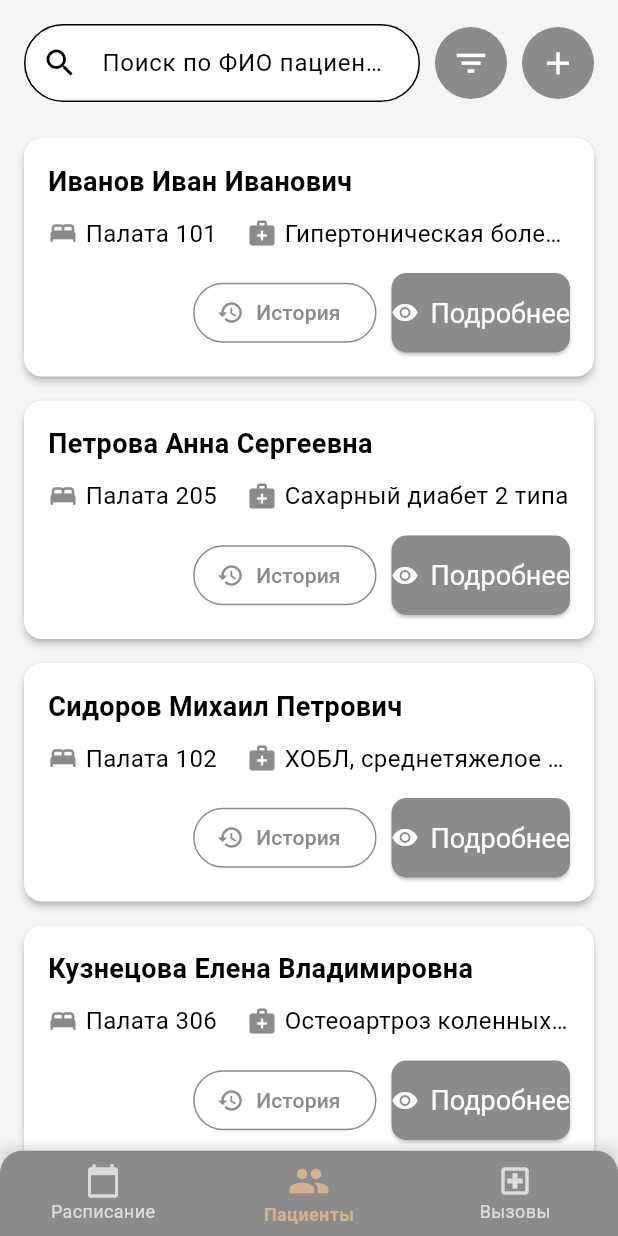
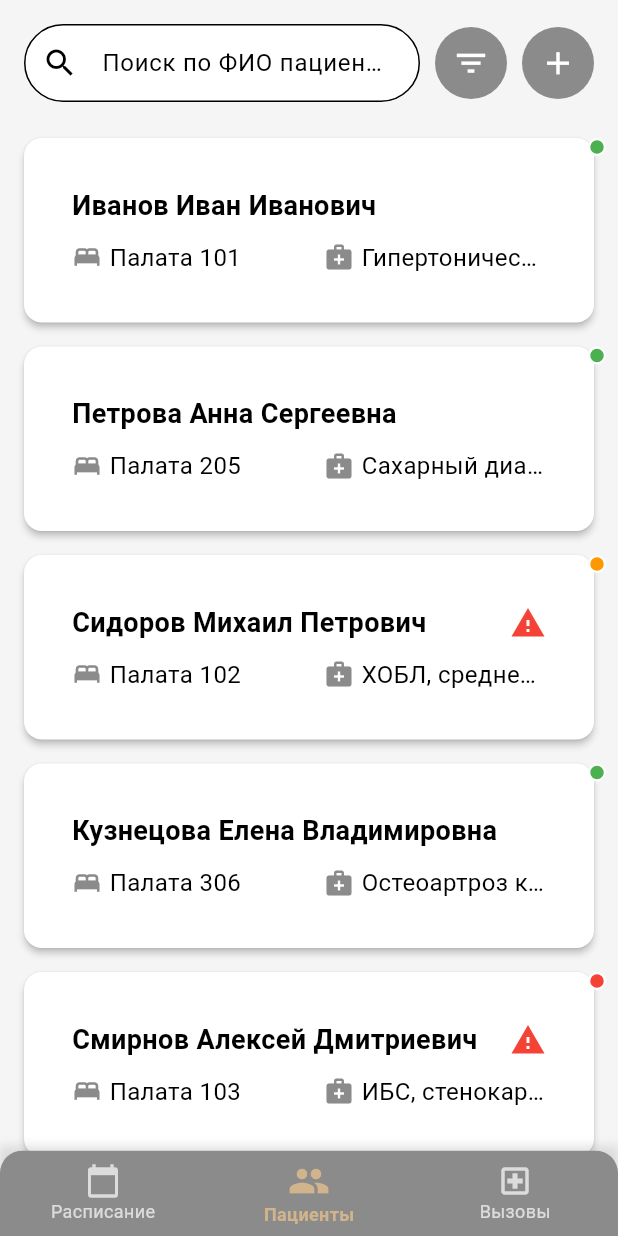
Before and after one commit to arrssenii/mobileapp-frontend2, a Flutter app: the MainScreen screen opened by its route, item 2 of the bottom bar chosen, on a phone screen of 412 x 824 dp. Run offline on Flutter 3.47's test engine with Material 3 defaults, Android fonts, the light colour scheme and no system bars; our stand-ins replace bloc, equatable, flutter_bloc.

Commit message:
patient list v3, patient card added

```diff
--- a/lib/presentation/pages/calls_screen.dart
+++ b/lib/presentation/pages/calls_screen.dart
@@ -325,8 +325,6 @@ void _openPatientDetails(BuildContext context, Map<String, dynamic> call) {
                 ),
               ],
             ),
-
-            // УДАЛЕНО: Кнопки действий
           ],
         ),
       ),
--- a/lib/presentation/pages/patient_list_screen.dart
+++ b/lib/presentation/pages/patient_list_screen.dart
@@ -2,8 +2,7 @@ import 'package:flutter/material.dart';
 import 'patient_detail_screen.dart';
 import 'patient_history_screen.dart';
 import 'add_patient_screen.dart';
-import '../widgets/custom_card.dart';
-import '../widgets/action_button.dart';
+import '../widgets/patient_card.dart';
 
 class PatientListScreen extends StatefulWidget {
   const PatientListScreen({super.key});
@@ -48,6 +47,10 @@ class _PatientListScreenState extends State<PatientListScreen> {
       'phone': '+7 (999) 123-45-67',
       'email': 'ivanov@example.com',
       'contraindications': 'Аллергия на пенициллин',
+      'status': 'stable',
+      'isCritical': false,
+      'lastVisit': '10.05.2023',
+      'bloodType': 'A(II) Rh+',
     },
     {
       'id': 2,
@@ -63,6 +66,10 @@ class _PatientListScreenState extends State<PatientListScreen> {
       'phone': '+7 (911) 234-56-78',
       'email': 'petrova@example.com',
       'contraindications': 'Нет',
+      'status': 'stable',
+      'isCritical': false,
+      'lastVisit': '15.05.2023',
+      'bloodType': 'B(III) Rh+',
     },
     {
       'id': 3,
@@ -78,6 +85,10 @@ class _PatientListScreenState extends State<PatientListScreen> {
       'phone': '+7 (912) 345-67-89',
       'email': 'sidorov@example.com',
       'contraindications': 'Бронхиальная астма',
+      'status': 'pending',
+      'isCritical': true,
+      'lastVisit': '20.05.2023',
+      'bloodType': 'O(I) Rh+',
     },
     {
       'id': 4,
@@ -93,6 +104,10 @@ class _PatientListScreenState extends State<PatientListScreen> {
       'phone': '+7 (913) 456-78-90',
       'email': 'kuznetsova@example.com',
       'contraindications': 'Непереносимость НПВС',
+      'status': 'stable',
+      'isCritical': false,
+      'lastVisit': '12.05.2023',
+      'bloodType': 'AB(IV) Rh-',
     },
     {
       'id': 5,
@@ -108,6 +123,10 @@ class _PatientListScreenState extends State<PatientListScreen> {
       'phone': '+7 (914) 567-89-01',
       'email': 'smirnov@example.com',
       'contraindications': 'Язвенная болезнь желудка',
+      'status': 'critical',
+      'isCritical': true,
+      'lastVisit': '18.05.2023',
+      'bloodType': 'A(II) Rh-',
     },
     {
       'id': 6,
@@ -123,6 +142,10 @@ class _PatientListScreenState extends State<PatientListScreen> {
       'phone': '+7 (915) 678-90-12',
       'email': 'fedorova@example.com',
       'contraindications': 'Хроническая почечная недостаточность',
+      'status': 'stable',
+      'isCritical': false,
+      'lastVisit': '22.05.2023',
+      'bloodType': 'B(III) Rh-',
     },
     {
       'id': 7,
@@ -138,6 +161,10 @@ class _PatientListScreenState extends State<PatientListScreen> {
       'phone': '+7 (916) 789-01-23',
       'email': 'popov@example.com',
       'contraindications': 'Аллергия на метронидазол',
+      'status': 'pending',
+      'isCritical': false,
+      'lastVisit': '25.05.2023',
+      'bloodType': 'O(I) Rh-',
     },
     {
       'id': 8,
@@ -153,6 +180,10 @@ class _PatientListScreenState extends State<PatientListScreen> {
       'phone': '+7 (917) 890-12-34',
       'email': 'volkova@example.com',
       'contraindications': 'Поливалентная лекарственная аллергия',
+      'status': 'critical',
+      'isCritical': true,
+      'lastVisit': '28.05.2023',
+      'bloodType': 'AB(IV) Rh+',
     }
   ];
     _filteredPatients = _patients;
@@ -182,32 +213,11 @@ class _PatientListScreenState extends State<PatientListScreen> {
       });
     }
   }
-  void _openPatientDetails(BuildContext context, Map<String, dynamic> patient) {
-  Navigator.push(
-    context,
-    MaterialPageRoute(
-      builder: (context) => PatientDetailScreen(patient: patient),
-    ),
-  );
-}
-
-void _openPatientHistory(BuildContext context, Map<String, dynamic> patient) {
-  Navigator.push(
-    context,
-    MaterialPageRoute(
-      builder: (context) => PatientHistoryScreen(
-        patientId: patient['id'],
-        patientName: patient['fullName'],
-      ),
-    ),
-  );
-}
 
   @override
   Widget build(BuildContext context) {
     return Column(
       children: [
-        // Панель поиска, фильтра и добавления
         Padding(
           padding: const EdgeInsets.all(16.0),
           child: Row(
@@ -265,13 +275,18 @@ void _openPatientHistory(BuildContext context, Map<String, dynamic> patient) {
           ),
         ),
 
-        // Список пациентов
         Expanded(
           child: ListView.builder(
             itemCount: _filteredPatients.length,
             itemBuilder: (context, index) {
             final patient = _filteredPatients[index];
-              return _buildPatientCard(patient);
+              return PatientCard(
+                patient: patient,
+                onDetails: () => _openPatientDetails(context, patient),
+                onHistory: () => _openPatientHistory(context, patient),
+                showStatusIndicator: true,
+                isSelected: false,
+              );
             },
           ),
         ),
@@ -279,79 +294,24 @@ void _openPatientHistory(BuildContext context, Map<String, dynamic> patient) {
     );
   }
 
-  Widget _buildPatientCard(Map<String, dynamic> patient) {
-    return CustomCard(
-      child: Column(
-        crossAxisAlignment: CrossAxisAlignment.start,
-          children: [
-            // ФИО пациента
-            Text(
-              patient['fullName'],
-              style: const TextStyle(
-                fontSize: 18,
-                fontWeight: FontWeight.bold,
+  void _openPatientDetails(BuildContext context, Map<String, dynamic> patient) {
+    Navigator.push(
+      context,
+      MaterialPageRoute(
+        builder: (context) => PatientDetailScreen(patient: patient),
+      ),
+    );
+  }
+
+  void _openPatientHistory(BuildContext context, Map<String, dynamic> patient) {
+    Navigator.push(
+      context,
+      MaterialPageRoute(
+        builder: (context) => PatientHistoryScreen(
+          patientId: patient['id'],
+          patientName: patient['fullName'],
         ),
       ),
-            const SizedBox(height: 10),
-
-            // Информация о палате и диагнозе
-            Row(
-              children: [
-                // Номер палаты
-                Row(
-                  children: [
-                    Icon(Icons.bed, size: 20, color: Theme.of(context).primaryColor),
-                    const SizedBox(width: 5),
-                    Text(
-                      patient['room'],
-                      style: const TextStyle(fontSize: 16),
-                    ),
-                  ],
-                ),
-                const SizedBox(width: 20),
-
-                // Диагноз
-                Flexible(
-                  child: Row(
-                    children: [
-                      Icon(Icons.medical_services, size: 20, color: Theme.of(context).primaryColor),
-                      const SizedBox(width: 5),
-                      Flexible(
-                        child: Text(
-                          patient['diagnosis'],
-                          style: const TextStyle(fontSize: 16),
-                          overflow: TextOverflow.ellipsis,
-                        ),
-                      ),
-                    ],
-                  ),
-                ),
-              ],
-            ),
-
-            // Кнопки действий
-              const SizedBox(height: 15),
-              Row(
-                mainAxisAlignment: MainAxisAlignment.end,
-                children: [
-                  ActionButton(
-                    icon: Icons.history,
-                    label: 'История',
-                    isPrimary: false,
-                    onPressed: () => _openPatientHistory(context, patient),
-                  ),
-                  const SizedBox(width: 10),
-                  ActionButton(
-                    icon: Icons.visibility,
-                    label: 'Подробнее',
-                    isPrimary: true,
-                    onPressed: () => _openPatientDetails(context, patient),
-                  ),
-                ],
-              ),
-            ],
-          ),
     );
-
   }
 }
--- a/lib/presentation/widgets/custom_card.dart
+++ b/lib/presentation/widgets/custom_card.dart
@@ -14,7 +14,9 @@ class CustomCard extends StatelessWidget {
 
   @override
   Widget build(BuildContext context) {
-    return Card(
+    return Material( // <-- Добавлено
+      type: MaterialType.transparency,
+      child: Card(
         margin: margin ?? const EdgeInsets.symmetric(horizontal: 16, vertical: 8),
         color: backgroundColor ?? Colors.white,
         elevation: 2,
@@ -25,6 +27,7 @@ class CustomCard extends StatelessWidget {
           padding: const EdgeInsets.all(16.0),
           child: child,
         ),
+      ),
     );
   }
 }
--- /dev/null
+++ b/lib/presentation/widgets/patient_card.dart
@@ -0,0 +1,153 @@
+import 'package:flutter/material.dart';
+import '../widgets/custom_card.dart';
+import '../widgets/action_tile.dart';
+
+class PatientCard extends StatelessWidget {
+  final Map<String, dynamic> patient;
+  final VoidCallback onDetails;
+  final VoidCallback onHistory;
+  final bool isSelectable;
+  final bool showStatusIndicator;
+  final Color? backgroundColor;
+  final bool isSelected;
+
+  const PatientCard({
+    super.key,
+    required this.patient,
+    required this.onDetails,
+    required this.onHistory,
+    this.isSelectable = true,
+    this.showStatusIndicator = false,
+    this.backgroundColor,
+    this.isSelected = false,
+  });
+
+  @override
+  Widget build(BuildContext context) {
+    return InkWell( // <-- Добавлено
+      borderRadius: BorderRadius.circular(12),
+      onTap: isSelectable ? () => _showOptions(context) : null,
+      child: Stack(
+        children: [
+          CustomCard(
+          backgroundColor: isSelected
+              ? Theme.of(context).primaryColor.withOpacity(0.1)
+              : backgroundColor ?? Colors.white,
+          child: Padding(
+            padding: const EdgeInsets.all(16.0),
+            child: Column(
+              crossAxisAlignment: CrossAxisAlignment.start,
+              children: [
+                Row(
+                  children: [
+                    Expanded(
+                      child: Text(
+                        patient['fullName'] ?? 'Неизвестный пациент',
+                        style: const TextStyle(
+                          fontSize: 18,
+                          fontWeight: FontWeight.bold,
+                        ),
+                      ),
+                    ),
+                    if (patient['isCritical'] == true)
+                      const Icon(Icons.warning, color: Colors.red),
+                  ],
+                ),
+                const SizedBox(height: 10),
+                Row(
+                  children: [
+                    _buildInfoRow(Icons.bed, patient['room'] ?? 'Палата не указана'),
+                    const SizedBox(width: 20),
+                    _buildInfoRow(
+                      Icons.medical_services,
+                      patient['diagnosis'] ?? 'Диагноз не указан'
+                    ),
+                  ],
+                ),
+              ],
+            ),
+          ),
+        ),
+        if (showStatusIndicator && patient['status'] != null)
+          Positioned(
+            top: 8,
+            right: 8,
+            child: AnimatedContainer(
+              duration: const Duration(milliseconds: 300),
+              width: 12,
+              height: 12,
+              decoration: BoxDecoration(
+                color: _getStatusColor(patient['status']),
+                shape: BoxShape.circle,
+                border: Border.all(
+                  color: Colors.white,
+                  width: 1.5,
+                ),
+              ),
+            ),
+          ),
+        ],
+      ),
+    );
+  }
+
+  Color _getStatusColor(String status) {
+    switch (status) {
+      case 'critical':
+        return Colors.red;
+      case 'stable':
+        return Colors.green;
+      case 'pending':
+        return Colors.orange;
+      default:
+        return Colors.grey;
+    }
+  }
+
+  Widget _buildInfoRow(IconData icon, String text) {
+    return Expanded(
+      child: Row(
+        children: [
+          Icon(icon, size: 20, color: const Color(0xFF8B8B8B)),
+          const SizedBox(width: 5),
+          Flexible(
+            child: Text(
+              text,
+              style: const TextStyle(fontSize: 16),
+              overflow: TextOverflow.ellipsis,
+            ),
+          ),
+        ],
+      ),
+    );
+  }
+
+  void _showOptions(BuildContext context) {
+    showDialog(
+      context: context,
+      builder: (context) => AlertDialog(
+        content: Column(
+          mainAxisSize: MainAxisSize.min,
+          children: [
+            ActionTile(
+              icon: Icons.visibility,
+              title: 'Подробнее',
+              onTap: () {
+                Navigator.pop(context);
+                onDetails();
+              },
+            ),
+            ActionTile(
+              icon: Icons.history,
+              title: 'История болезни',
+              onTap: () {
+                Navigator.pop(context);
+                onHistory();
+              },
+            ),
+          ],
+        ),
+      ),
+    );
+  }
+}
```
Lines whose indentation alone changed are shown as unchanged.
